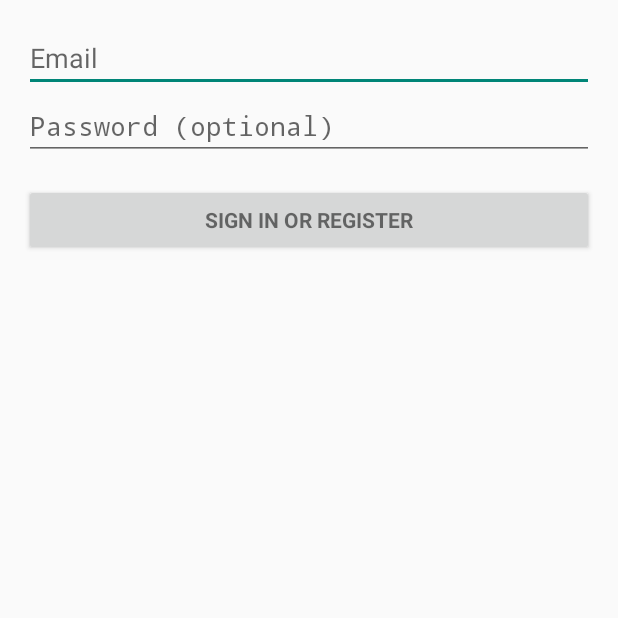
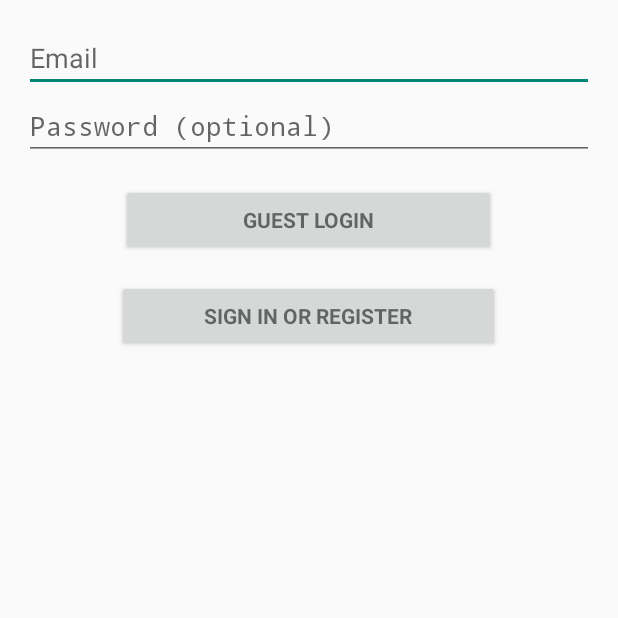
Before and after one commit to czseventeen/My_car_assist, an Android app: the LoginActivity screen opened directly, with no data from a screen before it, on a phone screen of 412 x 824 dp, the top half of it. Run offline under Robolectric (Android 15) with nearby library versions, the phone set to English and light mode, and no system bars; 2 statements that could not run were skipped.

Commit message:
Created Home,MyCar,Stat,and startup layout xmls. added action to the GuestLogin Button such that it should display the startup layout for 2 second(not working yet) then go to home_layout.xml

```diff
--- a/app/src/main/res/layout/activity_login.xml
+++ b/app/src/main/res/layout/activity_login.xml
@@ -29,10 +29,21 @@
                 android:imeOptions="actionUnspecified" android:inputType="textPassword"
                 android:maxLines="1" android:singleLine="true" />
 
+            <Button
+                style="?android:textAppearanceSmall"
+                android:id="@+id/button"
+                android:layout_width="250dp"
+                android:layout_height="wrap_content"
+                android:layout_marginTop="16dp"
+                android:text="@string/guest_sign_in"
+                android:textStyle="bold"
+                android:layout_gravity="center_horizontal" />
+
             <Button android:id="@+id/email_sign_in_button" style="?android:textAppearanceSmall"
-                android:layout_width="match_parent" android:layout_height="wrap_content"
+                android:layout_width="255dp" android:layout_height="wrap_content"
                 android:layout_marginTop="16dp" android:text="@string/action_sign_in"
-                android:textStyle="bold" />
+                android:textStyle="bold"
+                android:layout_gravity="center_horizontal" />
 
         </LinearLayout>
     </ScrollView>
--- a/app/src/main/res/values/strings_activity_login.xml
+++ b/app/src/main/res/values/strings_activity_login.xml
@@ -5,9 +5,11 @@
     <string name="prompt_password">Password (optional)</string>
     <string name="action_sign_in">Sign in or register</string>
     <string name="action_sign_in_short">Sign in</string>
+    <string name="guest_sign_in">Guest Login</string>
 
     <string name="error_invalid_email">This email address is invalid</string>
     <string name="error_invalid_password">This password is too short</string>
     <string name="error_incorrect_password">This password is incorrect</string>
     <string name="error_field_required">This field is required</string>
+    <string name="loading">Loading...</string>
 </resources>
```
Also changed, not shown: app/src/main/java/app/my_car_assist/LoginActivity.java (+17 -0 lines), app/src/main/res/layout/home_layout.xml (added, +23 -0 lines), app/src/main/res/layout/mycar_layout.xml (added, +20 -0 lines), app/src/main/res/layout/startup_screen.xml (added, +11 -0 lines), app/src/main/res/layout/stat_layout.xml (added, +20 -0 lines), build.gradle (+14 -0 lines), app/src/main/res/mipmap-hdpi/ic_launcher.png, app/src/main/res/mipmap-mdpi/ic_launcher.png, app/src/main/res/mipmap-xhdpi/ic_launcher.png, app/src/main/res/mipmap-xxhdpi/ic_launcher.png.
